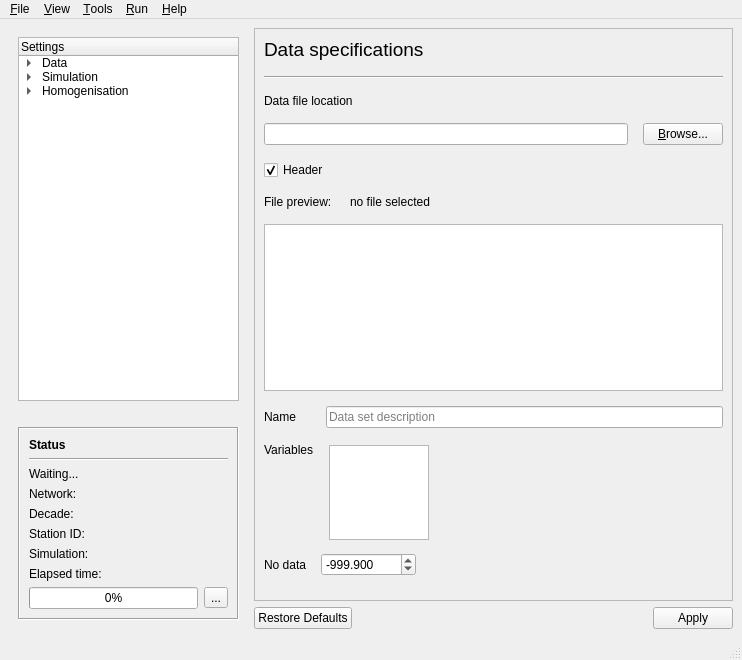
Before: the Qt Designer form GSIMCLI/interface/gsimcli.ui in iled/gsimcli, drawn with Qt 5.
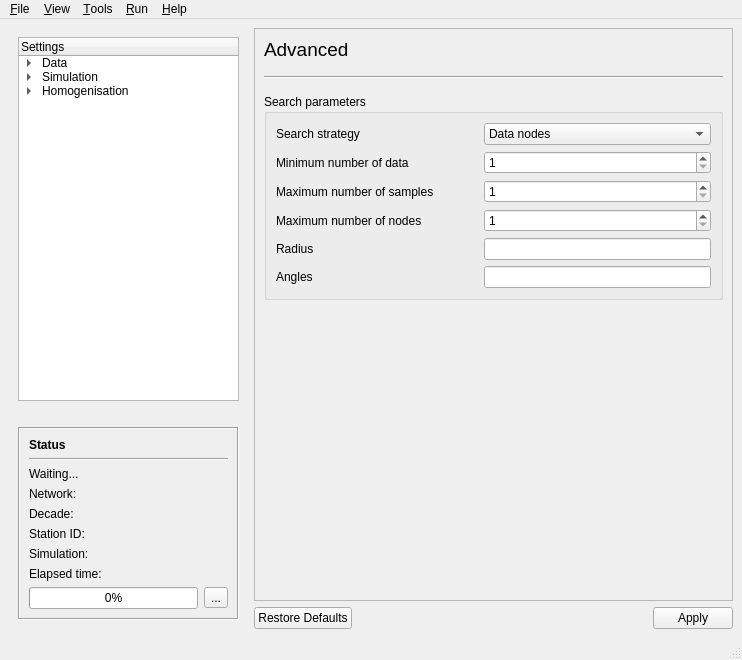
After: the same form once the commit is applied. The open tabs and pages were chosen to show the change.

Commit message:
add Advanced tab
it is now possible to set some search parameters
in the Advanced tab.

```diff
--- a/GSIMCLI/interface/gsimcli.ui
+++ b/GSIMCLI/interface/gsimcli.ui
@@ -1291,6 +1291,164 @@
            </item>
           </layout>
          </widget>
+         <widget class="QWidget" name="SimulationAdvanced">
+          <layout class="QVBoxLayout" name="verticalLayout_29">
+           <property name="spacing">
+            <number>15</number>
+           </property>
+           <item>
+            <layout class="QVBoxLayout" name="verticalLayout_28">
+             <item>
+              <widget class="QLabel" name="label_63">
+               <property name="font">
+                <font>
+                 <pointsize>14</pointsize>
+                 <weight>50</weight>
+                 <bold>false</bold>
+                </font>
+               </property>
+               <property name="text">
+                <string>Advanced</string>
+               </property>
+              </widget>
+             </item>
+             <item>
+              <widget class="Line" name="line_10">
+               <property name="orientation">
+                <enum>Qt::Horizontal</enum>
+               </property>
+              </widget>
+             </item>
+            </layout>
+           </item>
+           <item>
+            <widget class="QGroupBox" name="groupBox_10">
+             <property name="toolTip">
+              <string/>
+             </property>
+             <property name="title">
+              <string>Search parameters</string>
+             </property>
+             <layout class="QFormLayout" name="formLayout_7">
+              <property name="fieldGrowthPolicy">
+               <enum>QFormLayout::AllNonFixedFieldsGrow</enum>
+              </property>
+              <property name="horizontalSpacing">
+               <number>50</number>
+              </property>
+              <item row="0" column="0">
+               <widget class="QLabel" name="SA_labelStrategy">
+                <property name="text">
+                 <string>Search strategy</string>
+                </property>
+               </widget>
+              </item>
+              <item row="1" column="0">
+               <widget class="QLabel" name="SA_labelMinData">
+                <property name="text">
+                 <string>Minimum number of data</string>
+                </property>
+               </widget>
+              </item>
+              <item row="1" column="1">
+               <widget class="QSpinBox" name="SA_spinMinData">
+                <property name="minimum">
+                 <number>1</number>
+                </property>
+                <property name="maximum">
+                 <number>64</number>
+                </property>
+               </widget>
+              </item>
+              <item row="2" column="0">
+               <widget class="QLabel" name="SA_labelMaxSamples">
+                <property name="text">
+                 <string>Maximum number of samples</string>
+                </property>
+               </widget>
+              </item>
+              <item row="2" column="1">
+               <widget class="QSpinBox" name="SA_spinMaxSamples">
+                <property name="minimum">
+                 <number>1</number>
+                </property>
+                <property name="maximum">
+                 <number>64</number>
+                </property>
+               </widget>
+              </item>
+              <item row="3" column="0">
+               <widget class="QLabel" name="SA_labelMaxNodes">
+                <property name="text">
+                 <string>Maximum number of nodes</string>
+                </property>
+               </widget>
+              </item>
+              <item row="3" column="1">
+               <widget class="QSpinBox" name="SA_spinMaxNodes">
+                <property name="minimum">
+                 <number>1</number>
+                </property>
+                <property name="maximum">
+                 <number>1000</number>
+                </property>
+               </widget>
+              </item>
+              <item row="0" column="1">
+               <widget class="QComboBox" name="SA_comboStrategy">
+                <property name="currentIndex">
+                 <number>1</number>
+                </property>
+                <item>
+                 <property name="text">
+                  <string>Two-part search</string>
+                 </property>
+                </item>
+                <item>
+                 <property name="text">
+                  <string>Data nodes</string>
+                 </property>
+                </item>
+               </widget>
+              </item>
+              <item row="4" column="0">
+               <widget class="QLabel" name="SA_labelRadius">
+                <property name="text">
+                 <string>Radius</string>
+                </property>
+               </widget>
+              </item>
+              <item row="5" column="0">
+               <widget class="QLabel" name="SA_labelAngles">
+                <property name="text">
+                 <string>Angles</string>
+                </property>
+               </widget>
+              </item>
+              <item row="4" column="1">
+               <widget class="QLineEdit" name="SA_lineRadius"/>
+              </item>
+              <item row="5" column="1">
+               <widget class="QLineEdit" name="SA_lineAngles"/>
+              </item>
+             </layout>
+            </widget>
+           </item>
+           <item>
+            <spacer name="verticalSpacer_10">
+             <property name="orientation">
+              <enum>Qt::Vertical</enum>
+             </property>
+             <property name="sizeHint" stdset="0">
+              <size>
+               <width>20</width>
+               <height>238</height>
+              </size>
+             </property>
+            </spacer>
+           </item>
+          </layout>
+         </widget>
          <widget class="QWidget" name="HomogenisationDetection">
           <layout class="QVBoxLayout" name="verticalLayout_26">
            <property name="spacing">
```
Left out of the diff: 3 changed lines with no effect on the pictures. The commit also changes 2 other files.
